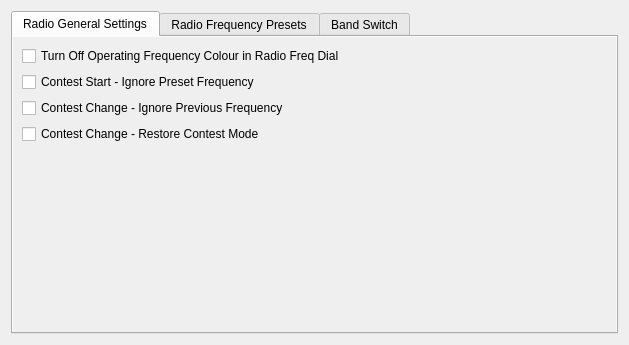
The window that mqt/MqtLogger/radiosettingdialog.ui (Rsclub22/Minos2-Mirror) describes before a commit, drawn with Qt 5.
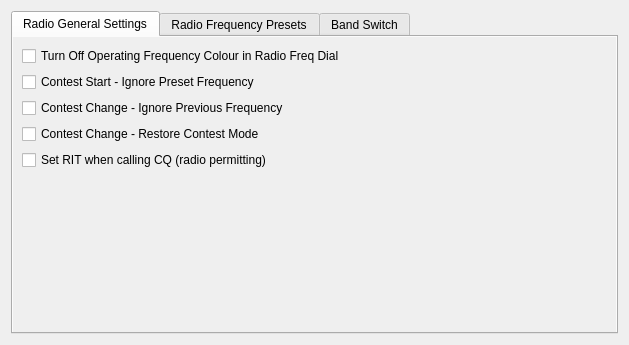
The same window after the commit.

Commit message: Option to turn RIT on when run button is pressed

What changed in the file:
```diff
--- a/mqt/MqtLogger/radiosettingdialog.ui
+++ b/mqt/MqtLogger/radiosettingdialog.ui
@@ -60,6 +60,13 @@
            </property>
           </widget>
          </item>
+         <item>
+          <widget class="QCheckBox" name="CQRitChkBox">
+           <property name="text">
+            <string>Set RIT when calling CQ (radio permitting)</string>
+           </property>
+          </widget>
+         </item>
          <item>
           <spacer name="verticalSpacer">
            <property name="orientation">
```
The commit also changes 4 other files.
